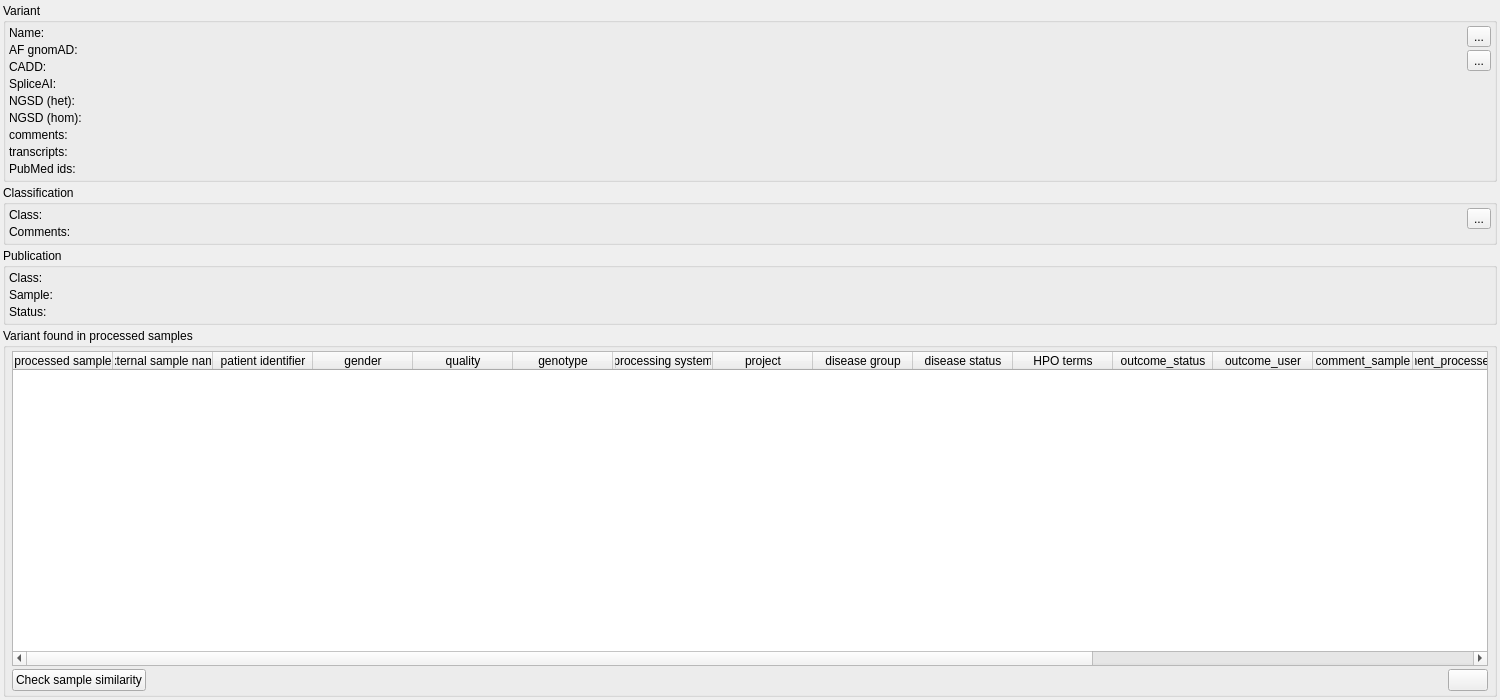
First picture: the form in src/GSvar/VariantWidget.ui, repository imgag/ngs-bits, before the edit.
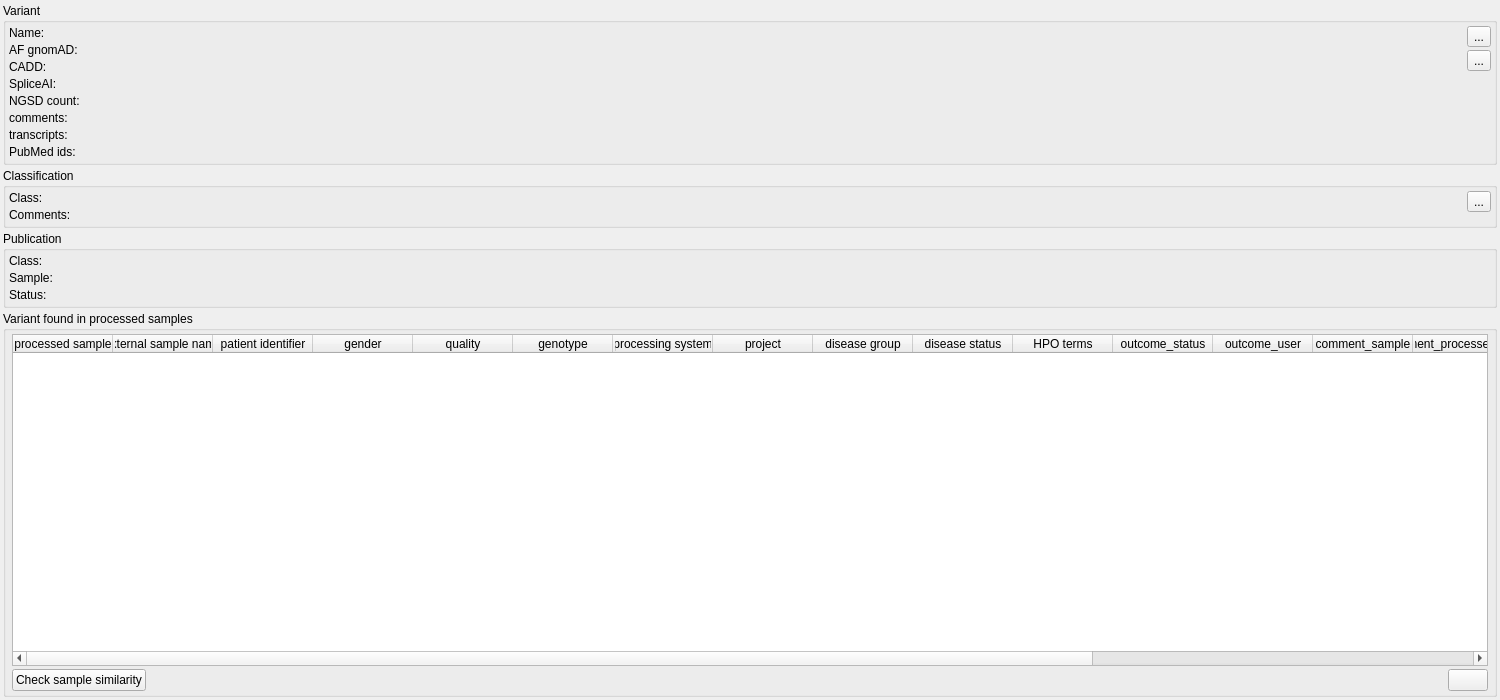
Second picture: the form after the edit. Icons and pictures are not drawn.

The edit to the form file:
```diff
--- a/src/GSvar/VariantWidget.ui
+++ b/src/GSvar/VariantWidget.ui
@@ -162,7 +162,7 @@
         <item row="4" column="0">
          <widget class="QLabel" name="label_8">
           <property name="text">
-           <string>NGSD (het):</string>
+           <string>NGSD count:</string>
           </property>
          </widget>
         </item>
@@ -177,23 +177,6 @@
          </widget>
         </item>
         <item row="5" column="0">
-         <widget class="QLabel" name="label_9">
-          <property name="text">
-           <string>NGSD (hom):</string>
-          </property>
-         </widget>
-        </item>
-        <item row="5" column="1">
-         <widget class="QLabel" name="ngsd_hom">
-          <property name="text">
-           <string/>
-          </property>
-          <property name="textInteractionFlags">
-           <set>Qt::LinksAccessibleByMouse|Qt::TextSelectableByMouse</set>
-          </property>
-         </widget>
-        </item>
-        <item row="6" column="0">
          <widget class="QLabel" name="label_7">
           <property name="text">
            <string>comments:</string>
@@ -203,7 +186,7 @@
           </property>
          </widget>
         </item>
-        <item row="6" column="1">
+        <item row="5" column="1">
          <widget class="QLabel" name="comments">
           <property name="maximumSize">
            <size>
@@ -222,7 +205,7 @@
           </property>
          </widget>
         </item>
-        <item row="7" column="0">
+        <item row="6" column="0">
          <widget class="QLabel" name="label_6">
           <property name="text">
            <string>transcripts:</string>
@@ -232,7 +215,7 @@
           </property>
          </widget>
         </item>
-        <item row="7" column="1">
+        <item row="6" column="1">
          <widget class="QLabel" name="transcripts">
           <property name="text">
            <string/>
@@ -245,7 +228,7 @@
           </property>
          </widget>
         </item>
-        <item row="8" column="0">
+        <item row="7" column="0">
          <widget class="QLabel" name="label_12">
           <property name="text">
            <string>PubMed ids:</string>
@@ -255,7 +238,7 @@
           </property>
          </widget>
         </item>
-        <item row="8" column="1">
+        <item row="7" column="1">
          <widget class="QLabel" name="pubmed">
           <property name="text">
            <string/>
```
Left out of the diff: 2 changed lines with no effect on the pictures.
